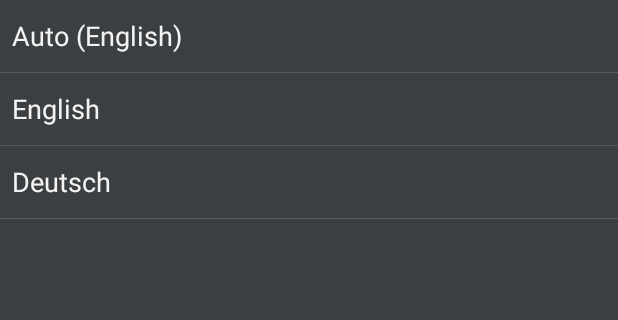
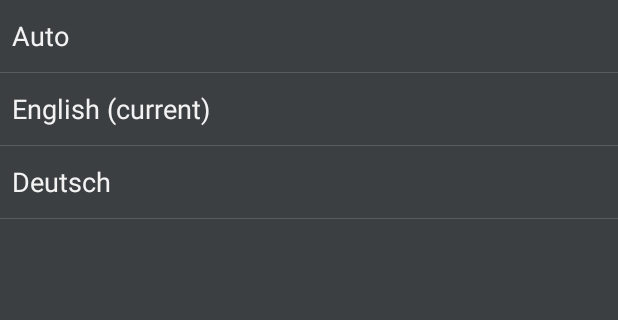
Before and after one commit to artem-zinnatullin/android-wail-app, an Android app: the fragment SettingsSelectLanguageFragment shown on its own in the app's theme, on a phone screen of 412 x 824 dp, the part 72-392 px from its top. Run offline under Robolectric (Android 15) with nearby library versions, the phone set to English and light mode, and no system bars.

Commit message:
[merge][refactor] applying language selection with little refactoring, see #29

```diff
--- a/wail-app/src/main/java/com/artemzin/android/wail/storage/WAILSettings.java
+++ b/wail-app/src/main/java/com/artemzin/android/wail/storage/WAILSettings.java
@@ -86,6 +86,10 @@ public class WAILSettings {
         soundNotificationTrackSkippedEnabled   = null;
 
         getSharedPreferences(context).edit().clear().commit();
+    }
+
+    public static synchronized String getLanguageOrNullIfAuto(Context context) {
+        return getSharedPreferences(context).getString(KEY_LOCALE, null);
     }
 
     public static synchronized String getLanguage(Context context) {
--- a/wail-app/src/main/java/com/artemzin/android/wail/ui/fragment/settings/SettingsSelectLanguageFragment.java
+++ b/wail-app/src/main/java/com/artemzin/android/wail/ui/fragment/settings/SettingsSelectLanguageFragment.java
@@ -1,16 +1,20 @@
 package com.artemzin.android.wail.ui.fragment.settings;
 
+import android.content.Context;
 import android.os.Bundle;
 import android.view.LayoutInflater;
 import android.view.View;
 import android.view.ViewGroup;
 import android.widget.AdapterView;
 import android.widget.ArrayAdapter;
+import android.widget.BaseAdapter;
 import android.widget.ListView;
 
 import com.artemzin.android.wail.R;
+import com.artemzin.android.wail.storage.WAILSettings;
 import com.artemzin.android.wail.ui.fragment.BaseFragment;
 import com.artemzin.android.wail.util.LocaleUtil;
+import com.artemzin.android.wail.util.Loggi;
 import com.google.analytics.tracking.android.EasyTracker;
 import com.google.analytics.tracking.android.MapBuilder;
 
@@ -21,19 +25,22 @@ public class SettingsSelectLanguageFragment extends BaseFragment implements List
     private final String GA_EVENT_SETTINGS_SELECT_LANGUAGE = "SettingsSelectLanguage";
 
     private String[] languages;
+    private ListView languagesList;
 
     @Override
     public void onViewCreated(View view, Bundle savedInstanceState) {
         super.onViewCreated(view, savedInstanceState);
 
-        languages = getResources().getStringArray(R.array.settings_select_language_languages);
-        languages[0] = String.format(languages[0] + " (%s)", Locale.getDefault().getDisplayLanguage());
-        ListView languagesList = (ListView) view.findViewById(R.id.settings_select_language_list_view);
-        ArrayAdapter<String> adapter = new ArrayAdapter<String>(
+        languages = markCurrentLanguageAsSelected(getActivity(), getResources().getStringArray(R.array.settings_select_language_languages));
+
+        languagesList = (ListView) view.findViewById(R.id.settings_select_language_list_view);
+
+        BaseAdapter adapter = new ArrayAdapter<String>(
                 getActivity(),
                 android.R.layout.simple_list_item_1,
                 languages
         );
+
         languagesList.setAdapter(adapter);
         languagesList.setOnItemClickListener(this);
     }
@@ -63,4 +70,31 @@ public class SettingsSelectLanguageFragment extends BaseFragment implements List
 
         getActivity().finish();
     }
+
+    private static String[] markCurrentLanguageAsSelected(Context context, String[] languages) {
+        try {
+            final String currentLanguage = WAILSettings.getLanguage(context);
+
+            boolean languageWasSelected = false;
+
+            for (int i = 0; i < languages.length; i++) {
+                final String lang = languages[i];
+
+                if (currentLanguage.equalsIgnoreCase(lang)) {
+                    languages[i] = context.getString(R.string.settings_select_language_current_lang, lang);
+                    languageWasSelected = true;
+                    break;
+                }
+            }
+
+            if (!languageWasSelected) {
+                languages[0] = context.getString(R.string.settings_select_language_current_lang, languages[0]);
+            }
+
+            return languages;
+        } catch (Exception e) {
+            Loggi.e(e.toString());
+            return languages;
+        }
+    }
 }
--- a/wail-app/src/main/java/com/artemzin/android/wail/util/LocaleUtil.java
+++ b/wail-app/src/main/java/com/artemzin/android/wail/util/LocaleUtil.java
@@ -1,7 +1,5 @@
 package com.artemzin.android.wail.util;
 
-import android.app.Activity;
-import android.app.FragmentManager;
 import android.content.Context;
 import android.content.Intent;
 import android.content.res.Configuration;
@@ -13,8 +11,7 @@ import java.util.Locale;
 
 public class LocaleUtil {
 
-    public static void updateLanguage(Context context, String newLanguage)
-    {
+    public static void updateLanguage(Context context, String newLanguage) {
         Configuration configuration = new Configuration();
         String language = WAILSettings.getLanguage(context);
 
--- a/wail-app/src/main/res/layout/fragment_settings_select_language.xml
+++ b/wail-app/src/main/res/layout/fragment_settings_select_language.xml
@@ -1,14 +1,7 @@
 <?xml version="1.0" encoding="utf-8"?>
 
-<LinearLayout
+<ListView
+    android:id="@+id/settings_select_language_list_view"
     xmlns:android="http://schemas.android.com/apk/res/android"
-    android:orientation="vertical"
     android:layout_width="match_parent"
-    android:layout_height="match_parent">
-
-    <ListView
-        android:layout_width="match_parent"
-        android:layout_height="match_parent"
-        android:id="@+id/settings_select_language_list_view"/>
-
-</LinearLayout>
+    android:layout_height="match_parent"/>
--- a/wail-app/src/main/res/values/strings.xml
+++ b/wail-app/src/main/res/values/strings.xml
@@ -92,11 +92,7 @@
     <string name="settings_select_language_title">Language</string>
     <string name="settings_select_language">Select language</string>
     <string name="settings_select_language_activity_label">Select language</string>
-    <string-array name="settings_select_language_languages">
-        <item>Auto</item>
-        <item>English</item>
-        <item>Deutsch</item>
-    </string-array>
+
     <!-- END of settings screen strings -->
 
     <!-- START of sound notifications screen strings -->
--- a/wail-app/src/main/res/values/strings_do_not_translate.xml
+++ b/wail-app/src/main/res/values/strings_do_not_translate.xml
@@ -5,4 +5,13 @@
     <string name="settings_my_email" translatable="false">artem.zinnatullin@gmail.com (English or Russian)</string>
     <string name="settings_email_to_the_developer_subj" translatable="false">WAIL</string>
     <string name="settings_build_version_label" translatable="false">Build version</string>
+
+    <string-array name="settings_select_language_languages" translatable="false">
+        <!-- Please do not change position of "Auto" item! -->
+        <item>Auto</item>
+        <item>English</item>
+        <item>Deutsch</item>
+    </string-array>
+
+    <string name="settings_select_language_current_lang">%s (current)</string>
 </resources>
```
Also changed, not shown: wail-app/build.gradle (+17 -11 lines), wail-app/src/main/java/com/artemzin/android/wail/ui/fragment/main/SettingsFragment.java (+8 -1 lines), 2 other files.
